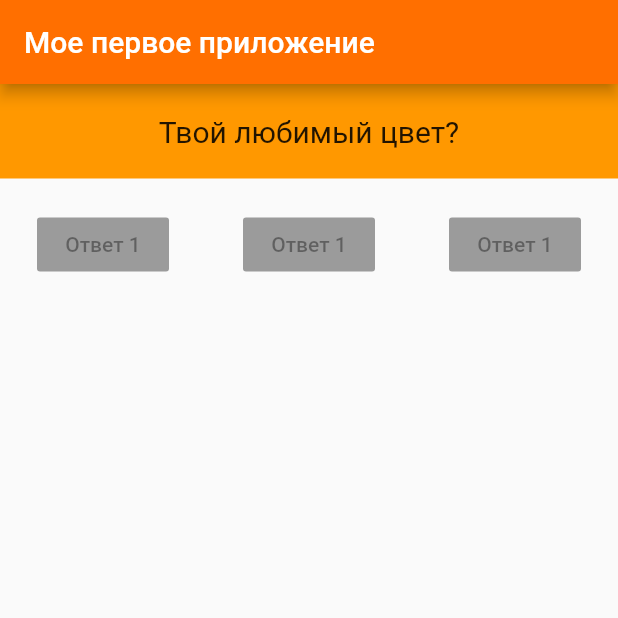
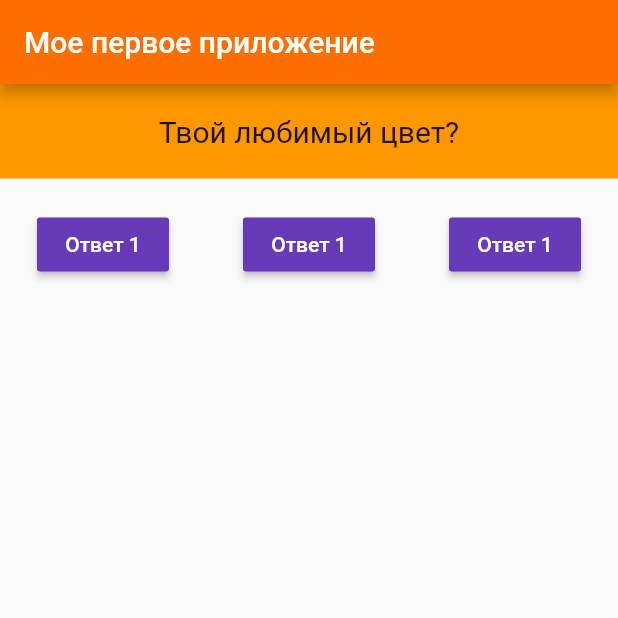
Before and after one commit to Russkazkin/flutter-app, a Flutter app: the screen it shows after launch, on a phone screen of 412 x 824 dp, the top half of it. Run offline on Flutter 3.47's test engine with Material 2 defaults, Android fonts, the phone set to English and light mode, and no system bars; missing offline and left inert: lipsum.

Commit message:
Add callback into Answer widget

```diff
--- a/lib/answer.dart
+++ b/lib/answer.dart
@@ -1,13 +1,17 @@
 import 'package:flutter/material.dart';
 
 class Answer extends StatelessWidget {
+  final Function answerHandler;
+
+  Answer(this.answerHandler);
   @override
   Widget build(BuildContext context) {
     return Container(
       child: RaisedButton(
-        onPressed: null,
+        onPressed: answerHandler,
         child: Text('Ответ 1'),
         color: Colors.deepPurple,
+        textColor: Colors.white,
       ),
     );
   }
--- a/lib/main.dart
+++ b/lib/main.dart
@@ -34,9 +34,9 @@ class _MyAppState extends State<MyApp> {
               questions[_questionIndex],
             ),
             Row(mainAxisAlignment: MainAxisAlignment.spaceAround, children: [
-              Answer(),
-              Answer(),
-              Answer(),
+              Answer(_answerQuestion),
+              Answer(_answerQuestion),
+              Answer(_answerQuestion),
             ]),
           ],
         ),
```
